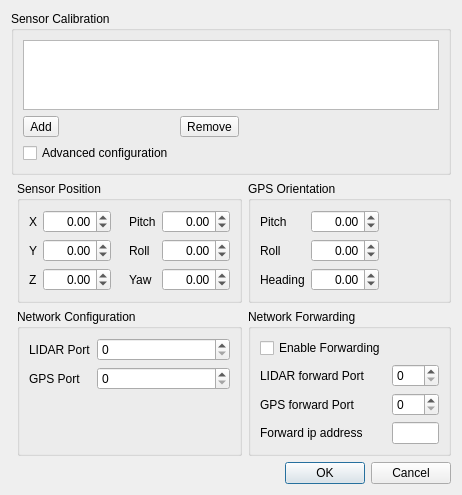
Old version of the form VelodyneHDL/vvCalibrationDialog.ui in the repository Kitware/VeloView.
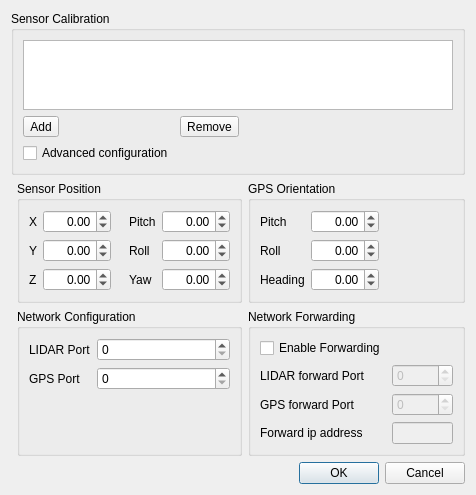
New version of the form. Icons and pictures are not drawn.

Commit message: Move the preset values from C++ code to QML .ui files

The edit to the form file:
```diff
--- a/VelodyneHDL/vvCalibrationDialog.ui
+++ b/VelodyneHDL/vvCalibrationDialog.ui
@@ -7,7 +7,7 @@
     <x>0</x>
     <y>0</y>
     <width>462</width>
-    <height>431</height>
+    <height>457</height>
    </rect>
   </property>
   <property name="windowTitle">
@@ -227,10 +227,24 @@
        </widget>
       </item>
       <item row="2" column="1">
-       <widget class="QSpinBox" name="GPSForwardingPortSpinBox"/>
+       <widget class="QSpinBox" name="GPSForwardingPortSpinBox">
+        <property name="enabled">
+         <bool>false</bool>
+        </property>
+        <property name="maximum">
+         <number>65535</number>
+        </property>
+       </widget>
       </item>
       <item row="1" column="1">
-       <widget class="QSpinBox" name="LidarForwardingPortSpinBox"/>
+       <widget class="QSpinBox" name="LidarForwardingPortSpinBox">
+        <property name="enabled">
+         <bool>false</bool>
+        </property>
+        <property name="maximum">
+         <number>65535</number>
+        </property>
+       </widget>
       </item>
       <item row="1" column="0">
        <widget class="QLabel" name="LidarForwardingPortLabel">
@@ -254,7 +268,14 @@
        </widget>
       </item>
       <item row="3" column="1">
-       <widget class="QLineEdit" name="ipAddresslineEdit"/>
+       <widget class="QLineEdit" name="ipAddresslineEdit">
+        <property name="enabled">
+         <bool>false</bool>
+        </property>
+        <property name="maxLength">
+         <number>15</number>
+        </property>
+       </widget>
       </item>
      </layout>
     </widget>
```
Left out of the diff: 12 changed lines with no effect on the pictures. The commit also changes 1 other file.
